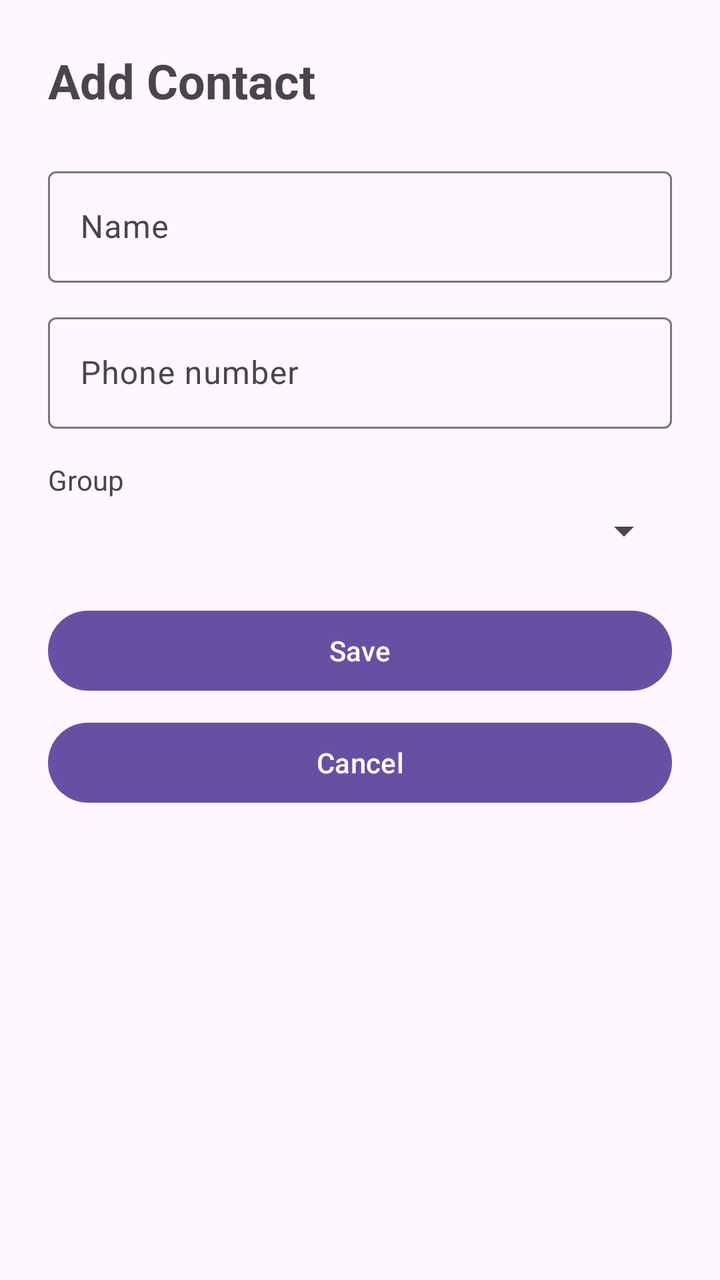
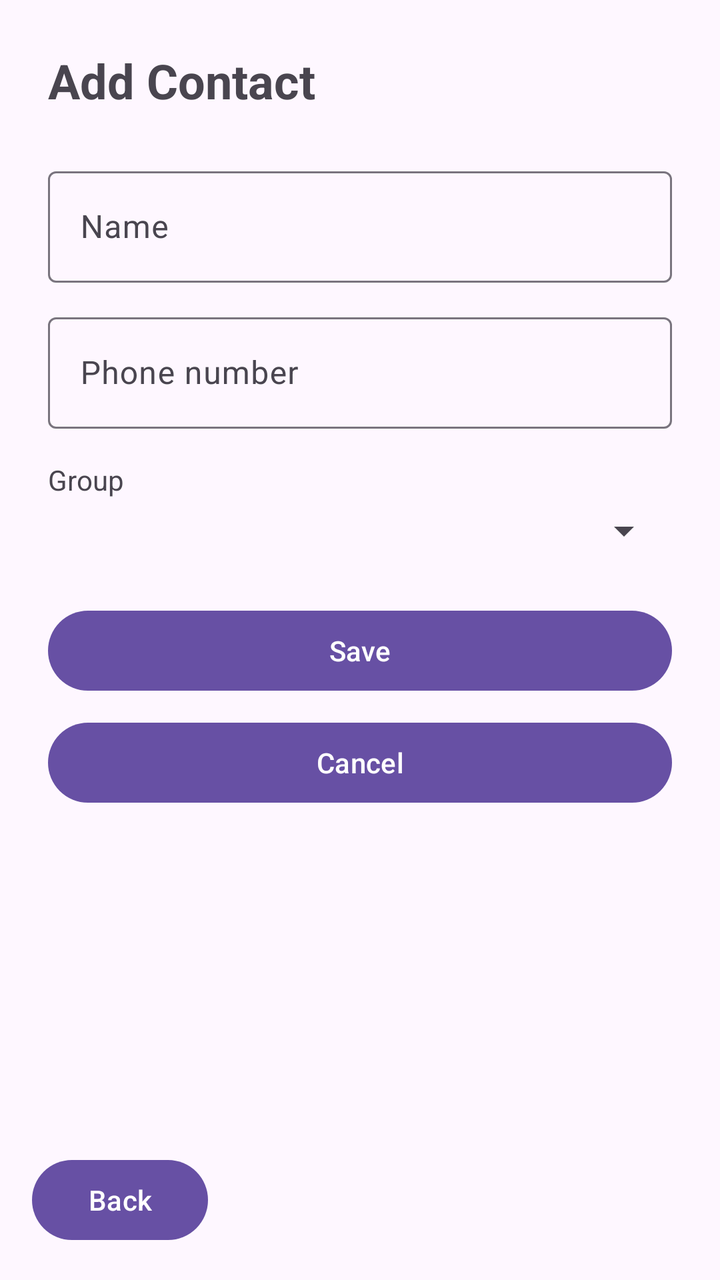

Screens rendered from an Android XML layout before and after an edit, with the pre-edit source and the edit as a unified diff.
<!-- AndroidManifest.xml: application theme Theme.CommunitySafetyApp -->
<!-- res/layout/activity_item_contact.xml -->
<?xml version="1.0" encoding="utf-8"?>
<ScrollView
    xmlns:android="http://schemas.android.com/apk/res/android"
    xmlns:app="http://schemas.android.com/apk/res-auto"
    xmlns:tools="http://schemas.android.com/tools"
    android:id="@+id/main"
    android:layout_width="match_parent"
    android:layout_height="match_parent"
    tools:context=".ItemContactActivity">

    <LinearLayout
        android:layout_width="match_parent"
        android:layout_height="wrap_content"
        android:orientation="vertical"
        android:padding="24dp">

        <TextView
            android:id="@+id/tvFormTitle"
            android:layout_width="match_parent"
            android:layout_height="wrap_content"
            android:text="Add Contact"
            android:textSize="24sp"
            android:textStyle="bold" />

        <com.google.android.material.textfield.TextInputLayout
            android:layout_width="match_parent"
            android:layout_height="wrap_content"
            android:layout_marginTop="24dp"
            android:hint="Name">

            <com.google.android.material.textfield.TextInputEditText
                android:id="@+id/etName"
                android:layout_width="match_parent"
                android:layout_height="wrap_content"
                android:inputType="textPersonName" />
        </com.google.android.material.textfield.TextInputLayout>

        <com.google.android.material.textfield.TextInputLayout
            android:layout_width="match_parent"
            android:layout_height="wrap_content"
            android:layout_marginTop="12dp"
            android:hint="Phone number">

            <com.google.android.material.textfield.TextInputEditText
                android:id="@+id/etPhone"
                android:layout_width="match_parent"
                android:layout_height="wrap_content"
                android:inputType="phone" />
        </com.google.android.material.textfield.TextInputLayout>

        <TextView
            android:layout_width="wrap_content"
            android:layout_height="wrap_content"
            android:layout_marginTop="16dp"
            android:text="Group" />

        <Spinner
            android:id="@+id/spinnerGroup"
            android:layout_width="match_parent"
            android:layout_height="wrap_content"
            android:layout_marginTop="4dp" />

        <Button
            android:id="@+id/btnSave"
            android:layout_width="match_parent"
            android:layout_height="wrap_content"
            android:layout_marginTop="24dp"
            android:text="Save" />

        <Button
            android:id="@+id/btnCancel"
            android:layout_width="match_parent"
            android:layout_height="wrap_content"
            android:layout_marginTop="8dp"
            android:text="Cancel" />

    </LinearLayout>
</ScrollView>
<!-- resources referenced by this layout -->
<resources>
  <style name="Theme.CommunitySafetyApp" parent="Base.Theme.CommunitySafetyApp" />
  <style name="Base.Theme.CommunitySafetyApp" parent="Theme.Material3.DayNight.NoActionBar">
          
          
      </style>
</resources>

<!-- the commit's change to res/layout/activity_item_contact.xml (unified diff, before → after) -->
@@ -1,5 +1,5 @@
 <?xml version="1.0" encoding="utf-8"?>
-<ScrollView
+<androidx.constraintlayout.widget.ConstraintLayout
     xmlns:android="http://schemas.android.com/apk/res/android"
     xmlns:app="http://schemas.android.com/apk/res-auto"
     xmlns:tools="http://schemas.android.com/tools"
@@ -8,71 +8,104 @@
     android:layout_height="match_parent"
     tools:context=".ItemContactActivity">
 
-    <LinearLayout
-        android:layout_width="match_parent"
-        android:layout_height="wrap_content"
-        android:orientation="vertical"
-        android:padding="24dp">
+    <ScrollView
+        android:layout_width="0dp"
+        android:layout_height="0dp"
+        android:fillViewport="true"
+        app:layout_constraintTop_toTopOf="parent"
+        app:layout_constraintBottom_toTopOf="@id/btnBack"
+        app:layout_constraintStart_toStartOf="parent"
+        app:layout_constraintEnd_toEndOf="parent">
 
-        <TextView
-            android:id="@+id/tvFormTitle"
+        <LinearLayout
             android:layout_width="match_parent"
             android:layout_height="wrap_content"
-            android:text="Add Contact"
-            android:textSize="24sp"
-            android:textStyle="bold" />
+            android:orientation="vertical"
+            android:padding="24dp">
 
-        <com.google.android.material.textfield.TextInputLayout
-            android:layout_width="match_parent"
-            android:layout_height="wrap_content"
-            android:layout_marginTop="24dp"
-            android:hint="Name">
-
-            <com.google.android.material.textfield.TextInputEditText
-                android:id="@+id/etName"
+            <TextView
+                android:id="@+id/tvFormTitle"
                 android:layout_width="match_parent"
                 android:layout_height="wrap_content"
-                android:inputType="textPersonName" />
-        </com.google.android.material.textfield.TextInputLayout>
+                android:text="Add Contact"
+                android:textSize="24sp"
+                android:textStyle="bold" />
 
-        <com.google.android.material.textfield.TextInputLayout
-            android:layout_width="match_parent"
-            android:layout_height="wrap_content"
-            android:layout_marginTop="12dp"
-            android:hint="Phone number">
-
-            <com.google.android.material.textfield.TextInputEditText
-                android:id="@+id/etPhone"
+            <com.google.android.material.textfield.TextInputLayout
                 android:layout_width="match_parent"
                 android:layout_height="wrap_content"
-                android:inputType="phone" />
-        </com.google.android.material.textfield.TextInputLayout>
+                android:layout_marginTop="24dp"
+                android:hint="Name">
 
-        <TextView
-            android:layout_width="wrap_content"
-            android:layout_height="wrap_content"
-            android:layout_marginTop="16dp"
-            android:text="Group" />
+                <com.google.android.material.textfield.TextInputEditText
+                    android:id="@+id/etName"
+                    android:layout_width="match_parent"
+                    android:layout_height="wrap_content"
+                    android:inputType="textPersonName" />
 
-        <Spinner
-            android:id="@+id/spinnerGroup"
-            android:layout_width="match_parent"
-            android:layout_height="wrap_content"
-            android:layout_marginTop="4dp" />
+            </com.google.android.material.textfield.TextInputLayout>
 
-        <Button
-            android:id="@+id/btnSave"
-            android:layout_width="match_parent"
-            android:layout_height="wrap_content"
-            android:layout_marginTop="24dp"
-            android:text="Save" />
+            <com.google.android.material.textfield.TextInputLayout
+                android:layout_width="match_parent"
+                android:layout_height="wrap_content"
+                android:layout_marginTop="12dp"
+                android:hint="Phone number">
 
-        <Button
-            android:id="@+id/btnCancel"
-            android:layout_width="match_parent"
-            android:layout_height="wrap_content"
-            android:layout_marginTop="8dp"
-            android:text="Cancel" />
+                <com.google.android.material.textfield.TextInputEditText
+                    android:id="@+id/etPhone"
+                    android:layout_width="match_parent"
+                    android:layout_height="wrap_content"
+                    android:inputType="phone" />
 
-    </LinearLayout>
-</ScrollView>
+            </com.google.android.material.textfield.TextInputLayout>
+
+            <TextView
+                android:layout_width="wrap_content"
+                android:layout_height="wrap_content"
+                android:layout_marginTop="16dp"
+                android:text="Group" />
+
+            <Spinner
+                android:id="@+id/spinnerGroup"
+                android:layout_width="match_parent"
+                android:layout_height="wrap_content"
+                android:layout_marginTop="4dp" />
+
+            <Button
+                android:id="@+id/btnSave"
+                android:layout_width="match_parent"
+                android:layout_height="wrap_content"
+                android:layout_marginTop="24dp"
+                android:text="Save" />
+
+            <Button
+                android:id="@+id/btnCancel"
+                android:layout_width="match_parent"
+                android:layout_height="wrap_content"
+                android:layout_marginTop="8dp"
+                android:text="Cancel" />
+
+            <Button
+                android:id="@+id/btnDelete"
+                android:layout_width="match_parent"
+                android:layout_height="wrap_content"
+                android:layout_marginTop="16dp"
+                android:text="Delete Contact"
+                android:visibility="gone" />
+
+        </LinearLayout>
+
+    </ScrollView>
+
+    <Button
+        android:id="@+id/btnBack"
+        android:layout_width="wrap_content"
+        android:layout_height="wrap_content"
+        android:layout_marginStart="16dp"
+        android:layout_marginBottom="16dp"
+        android:text="Back"
+        android:textAllCaps="false"
+        app:layout_constraintStart_toStartOf="parent"
+        app:layout_constraintBottom_toBottomOf="parent" />
+
+</androidx.constraintlayout.widget.ConstraintLayout>
